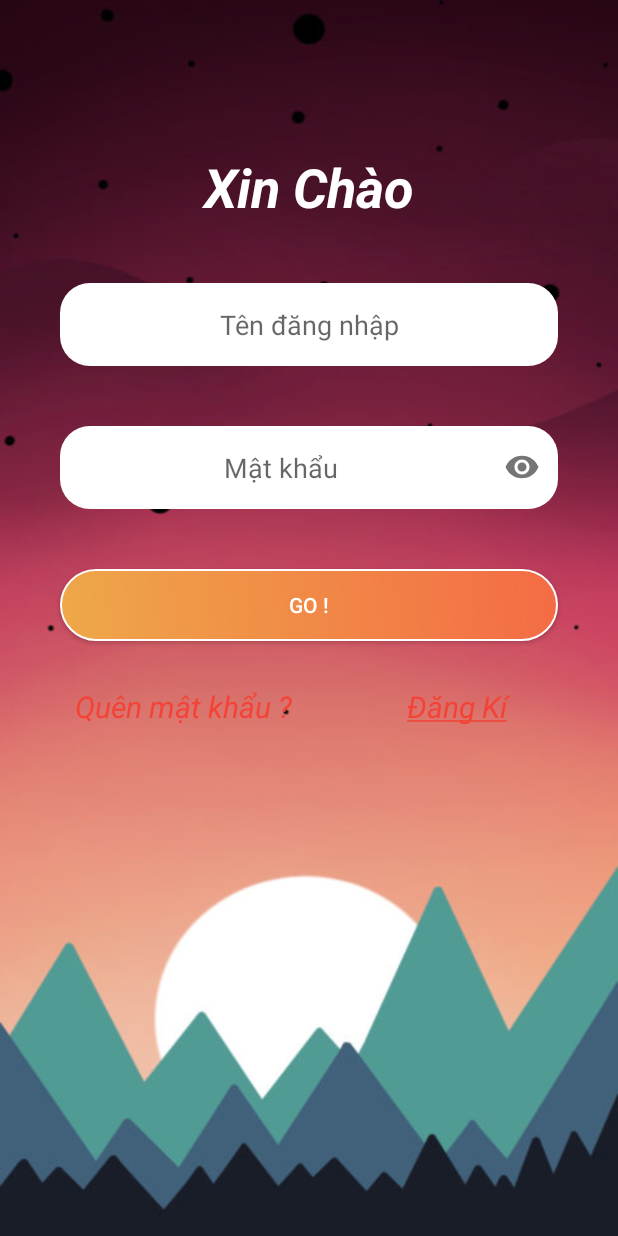
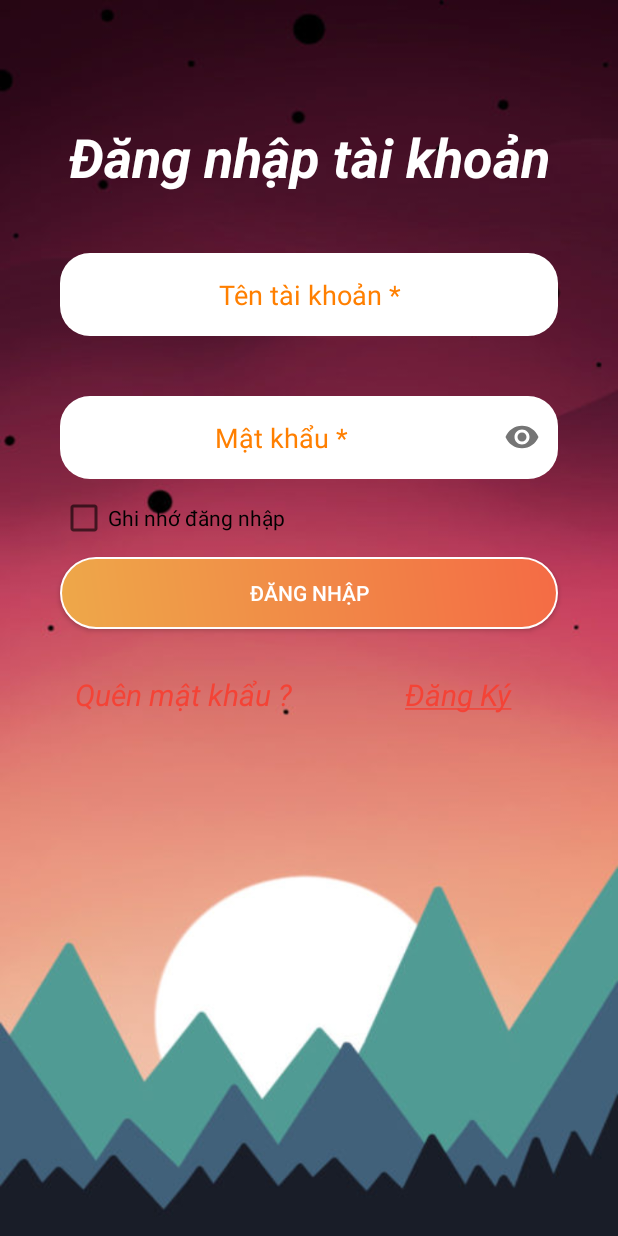
Before and after one commit to HoangNam3202/DuAn1, an Android app: the LoginActivity screen opened directly, with no data from a screen before it, on a phone screen of 412 x 824 dp. Run offline under Robolectric (Android 15) with nearby library versions, the phone set to English and light mode, and no system bars.

Commit message:
taikhoan lần 3

```diff
--- a/app/build.gradle
+++ b/app/build.gradle
@@ -6,10 +6,10 @@ android {
 
     defaultConfig {
         applicationId "com.example.tinnhn"
-        minSdkVersion 14
+        minSdkVersion 16
         targetSdkVersion 30
         versionCode 1
-        versionName "1.0"
+        versionName "1.0.1"
 
         testInstrumentationRunner "androidx.test.runner.AndroidJUnitRunner"
     }
--- a/app/src/main/java/com/example/tinnhn/taikhoan/DangKiActivity.java
+++ b/app/src/main/java/com/example/tinnhn/taikhoan/DangKiActivity.java
@@ -61,6 +61,9 @@ public class DangKiActivity extends AppCompatActivity {
                 boolean kiemTraMatKhau = matKhau.equals(nhapLaiMatKhau);
                 if (kiemTraMatKhau && matKhau.length() > 0) {
                     taiKhoanArrayList.add(new TaiKhoan(RandomString(9), tenTaiKhoan, email, matKhau, soDienThoai, diaChi, 0));
+                    Toast.makeText(DangKiActivity.this, "Đăng ký thành công!", Toast.LENGTH_SHORT).show();
+                    startActivity(new Intent(DangKiActivity.this,LoginActivity.class));
+                    finish();
                 } else {
                     Toast.makeText(DangKiActivity.this, "Mật khẩu không khớp", Toast.LENGTH_SHORT).show();
                 }
--- a/app/src/main/java/com/example/tinnhn/taikhoan/LoginActivity.java
+++ b/app/src/main/java/com/example/tinnhn/taikhoan/LoginActivity.java
@@ -6,21 +6,65 @@ import android.os.Bundle;
 import android.view.View;
 import android.view.WindowManager;
 import android.widget.Button;
+import android.widget.CheckBox;
 import android.widget.EditText;
 import android.widget.TextView;
+import android.widget.Toast;
 
 import androidx.appcompat.app.AppCompatActivity;
 
+import com.example.tinnhn.MainActivity;
 import com.example.tinnhn.R;
+import com.google.android.material.textfield.TextInputEditText;
+import com.google.android.material.textfield.TextInputLayout;
+
+import static com.example.tinnhn.taikhoan.DangKiActivity.taiKhoanArrayList;
 
 
 public class LoginActivity extends AppCompatActivity {
+    EditText edtTenTaiKhoan;
+    TextInputLayout tilMatKhau;
+    TextInputEditText edtMatKhau;
+    CheckBox cbGhiNhoDangNhap;
+    Button btnDangNhap;
+    TextView txtQuenMatKhau, txtDangKy;
 
     @Override
     protected void onCreate(Bundle savedInstanceState) {
         super.onCreate(savedInstanceState);
         getWindow().setFlags(WindowManager.LayoutParams.FLAG_FULLSCREEN, WindowManager.LayoutParams.FLAG_FULLSCREEN);
         setContentView(R.layout.activity_login);
+        DangNhap();
+    }
+
+    private void DangNhap() {
+        edtTenTaiKhoan = findViewById(R.id.edtTenTaiKhoan);
+        tilMatKhau = findViewById(R.id.tilMatKhau);
+        edtMatKhau = findViewById(R.id.edtMatKhau);
+        cbGhiNhoDangNhap = findViewById(R.id.cbGhiNhoDangNhap);
+        btnDangNhap = findViewById(R.id.btnDangNhap);
+        txtQuenMatKhau = findViewById(R.id.txtQuenMatKhau);
+        txtDangKy = findViewById(R.id.txtDangKy);
+        btnDangNhap.setOnClickListener(new View.OnClickListener() {
+            @Override
+            public void onClick(View v) {
+                String tenTaiKhoan = edtTenTaiKhoan.getText().toString().trim();
+                String matKhau = edtMatKhau.getText().toString().trim();
+                boolean xacNhan = false;
+                for (int i = 0; i < taiKhoanArrayList.size(); i++) {
+                    if (tenTaiKhoan.equals(taiKhoanArrayList.get(i).getTenTaiKhoan()) && matKhau.equals(taiKhoanArrayList.get(i).getMatKhau())) {
+                        xacNhan = true;
+                        break;
+                    }
+                }
+                if (xacNhan) {
+                    startActivity(new Intent(LoginActivity.this, MainActivity.class));
+                    finish();
+                } else {
+                    Toast.makeText(LoginActivity.this, "Sai tên đăng nhập hoặc mật khẩu", Toast.LENGTH_SHORT).show();
+                }
+            }
+        });
 
     }
 }
--- a/app/src/main/java/com/example/tinnhn/taikhoan/sadf.java
+++ /dev/null
@@ -1,7 +0,0 @@
-package com.example.tinnhn.taikhoan;
-
-public class sadf {
-    private void qwer() {
-        //asdfsadfsd
-    }
-}
--- a/app/src/main/java/com/example/tinnhn/taikhoan/testphannhanh.java
+++ /dev/null
@@ -1,7 +0,0 @@
-package com.example.tinnhn.taikhoan;
-
-public class testphannhanh {
-    private void abc(){
-        //jhgjhgfgff
-    }
-}
--- a/app/src/main/res/layout/activity_dang_ki.xml
+++ b/app/src/main/res/layout/activity_dang_ki.xml
@@ -73,6 +73,7 @@
         android:layout_height="wrap_content"
         android:layout_below="@+id/tilEmail"
         android:layout_marginTop="10dp"
+        app:passwordToggleEnabled="true"
         app:hintEnabled="false">
 
         <com.google.android.material.textfield.TextInputEditText
@@ -97,6 +98,7 @@
         android:layout_height="wrap_content"
         android:layout_below="@+id/tilMatKhau"
         android:layout_marginTop="10dp"
+        app:passwordToggleEnabled="true"
         app:hintEnabled="false">
 
         <com.google.android.material.textfield.TextInputEditText
--- a/app/src/main/res/layout/activity_login.xml
+++ b/app/src/main/res/layout/activity_login.xml
@@ -4,120 +4,111 @@
     xmlns:tools="http://schemas.android.com/tools"
     android:layout_width="match_parent"
     android:layout_height="match_parent"
-    tools:context=".LoginActivity"
+    android:background="@drawable/hinhnen"
     android:orientation="vertical"
-    android:background="@drawable/hinhnen"
-    >
+    tools:context=".taikhoan.LoginActivity">
 
     <TextView
+        android:id="@+id/title_template"
         android:layout_width="match_parent"
         android:layout_height="wrap_content"
-            android:text="Xin Chào"
+        android:layout_marginTop="80dp"
+        android:gravity="center"
+        android:text="Đăng nhập tài khoản"
+        android:textColor="#fff"
         android:textSize="36dp"
-            android:gravity="center"
-            android:textColor="#fff"
-            android:id="@+id/title_template"
-            android:layout_marginTop="100dp"
-            android:textStyle="bold|italic"
-            />
+        android:textStyle="bold|italic" />
+
     <EditText
+        android:id="@+id/edtTenTaiKhoan"
         android:layout_width="match_parent"
         android:layout_height="wrap_content"
         android:layout_marginLeft="40dp"
+        android:layout_marginTop="40dp"
         android:layout_marginRight="40dp"
-            android:layout_marginTop="40dp"
-            android:hint="Tên đăng nhập"
+        android:background="@drawable/edt_bg"
         android:gravity="center"
-            android:id="@+id/edtTen"
-            android:background="@drawable/edt_bg"
+        android:hint="Tên tài khoản *"
+        android:lines="1"
+        android:maxLines="1"
         android:padding="15dp"
-            android:maxLines="1"
-            android:lines="1"
+        android:textColorHint="@color/colorOrange"
 
         />
 
-        <!--    <EditText-->
-        <!--        android:id="@+id/edtMatKhau"-->
-        <!--        android:layout_width="match_parent"-->
-        <!--        android:layout_height="wrap_content"-->
-        <!--        android:layout_marginLeft="40dp"-->
-        <!--        android:layout_marginTop="40dp"-->
-        <!--        android:layout_marginRight="40dp"-->
-        <!--        android:background="@drawable/edt_bg"-->
-        <!--        android:drawableRight="@drawable/eys"-->
-        <!--        android:padding="15dp"-->
-        <!--        android:drawableTint="#2196F3"-->
-        <!--        android:gravity="center"-->
-        <!--        android:hint="Mật khẩu" />-->
-
     <com.google.android.material.textfield.TextInputLayout
+        android:id="@+id/tilMatKhau"
         android:layout_width="match_parent"
         android:layout_height="wrap_content"
+        android:layout_marginLeft="40dp"
+        android:layout_marginTop="40dp"
+        android:layout_marginRight="40dp"
         app:hintEnabled="false"
-        android:layout_marginTop="40dp"
-        app:passwordToggleEnabled="true"
-        android:id="@+id/textinput_layout"
-        android:layout_marginLeft="40dp"
-        android:layout_marginRight="40dp"
-        >
+        app:passwordToggleEnabled="true">
 
         <com.google.android.material.textfield.TextInputEditText
             android:id="@+id/edtMatKhau"
             android:layout_width="match_parent"
             android:layout_height="wrap_content"
             android:background="@drawable/edt_bg"
-            android:padding="15dp"
             android:drawableTint="#2196F3"
             android:gravity="center"
-            android:hint="Mật khẩu"
+            android:hint="Mật khẩu *"
             android:inputType="textPassword"
+            android:lines="1"
             android:maxLines="1"
-            android:lines="1"
-            />
+            android:padding="15dp"
+            android:textColorHint="@color/colorOrange" />
     </com.google.android.material.textfield.TextInputLayout>
 
+    <CheckBox
+        android:id="@+id/cbGhiNhoDangNhap"
+        android:layout_width="wrap_content"
+        android:layout_height="wrap_content"
+        android:layout_marginLeft="40dp"
+        android:layout_marginTop="10dp"
+        android:layout_marginRight="40dp"
+        android:text="Ghi nhớ đăng nhập" />
+
     <Button
+        android:id="@+id/btnDangNhap"
         android:layout_width="match_parent"
         android:layout_height="wrap_content"
-            android:text="GO !"
-            android:layout_marginTop="40dp"
         android:layout_marginLeft="40dp"
+        android:layout_marginTop="10dp"
         android:layout_marginRight="40dp"
         android:background="@drawable/gradient_btn"
-            android:id="@+id/btnGo"
-            android:textColor="#fff"
-            />
-        <LinearLayout xmlns:android="http://schemas.android.com/apk/res/android"
-            xmlns:app="http://schemas.android.com/apk/res-auto"
-            xmlns:tools="http://schemas.android.com/tools"
+        android:text="đăng nhập"
+        android:textColor="#fff" />
+
+    <LinearLayout
         android:layout_width="match_parent"
         android:layout_height="wrap_content"
-            tools:context=".LoginActivity"
         android:orientation="horizontal"
-            >
+        tools:context=".LoginActivity">
+
         <TextView
+            android:id="@+id/txtQuenMatKhau"
             android:layout_width="wrap_content"
             android:layout_height="wrap_content"
+            android:layout_marginLeft="50dp"
+            android:layout_marginTop="30dp"
+            android:layout_weight="1"
             android:text="Quên mật khẩu ?"
+            android:textColor="#F44336"
             android:textSize="20dp"
-                android:textStyle="italic"
-                android:textColor="#F44336"
-                android:layout_marginTop="30dp"
-                android:layout_marginLeft="50dp"
-                android:layout_weight="1"
-                android:id="@+id/txtQuenmk"
-                />
+            android:textStyle="italic" />
+
         <TextView
+            android:id="@+id/txtDangKy"
             android:layout_width="wrap_content"
             android:layout_height="wrap_content"
+            android:layout_marginLeft="40dp"
+            android:layout_marginTop="30dp"
+            android:layout_weight="2"
             android:text="@string/underlight"
+            android:textColor="#F44336"
             android:textSize="20dp"
-                android:id="@+id/txtDangKi"
-                android:textStyle="italic"
-                android:textColor="#F44336"
-                android:layout_marginTop="30dp"
-                android:layout_marginLeft="40dp"
-                android:layout_weight="2"
-                />
+            android:textStyle="italic" />
     </LinearLayout>
 </LinearLayout>
--- a/app/src/main/res/layout/testphannhanh.xml
+++ /dev/null
@@ -1,6 +0,0 @@
-<?xml version="1.0" encoding="utf-8"?>
-<androidx.constraintlayout.widget.ConstraintLayout
-    xmlns:android="http://schemas.android.com/apk/res/android" android:layout_width="match_parent"
-    android:layout_height="match_parent">
-
-</androidx.constraintlayout.widget.ConstraintLayout>
--- a/app/src/main/res/values/colors.xml
+++ b/app/src/main/res/values/colors.xml
@@ -13,6 +13,7 @@
     <color name="colorWarning">#f08f00</color>
     <color name="colorDanger">#f33527</color>
     <color name="colorRose">#ea2c6d</color>
+    <color name="colorOrange">#FF7F00</color>
     <color name="color01">#0099ff</color>
     <color name="color02">#4bcc1f</color>
     <color name="color03">#f5f5f5</color>
--- a/app/src/main/res/values/strings.xml
+++ b/app/src/main/res/values/strings.xml
@@ -2,7 +2,7 @@
     <string name="app_name">Tin Nhắn</string>
     <string name="tin_nhan">Tin Nhắn</string>
     <string name="danh_sach">Danh Bạ</string>
-    <string name="underlight"><u>Đăng Kí</u></string>
+    <string name="underlight"><u>Đăng Ký</u></string>
     <string name="group">Groups</string>
     <string name="ca_nhan">Cá Nhân</string>
 </resources>
```
Lines whose indentation alone changed are shown as unchanged.
